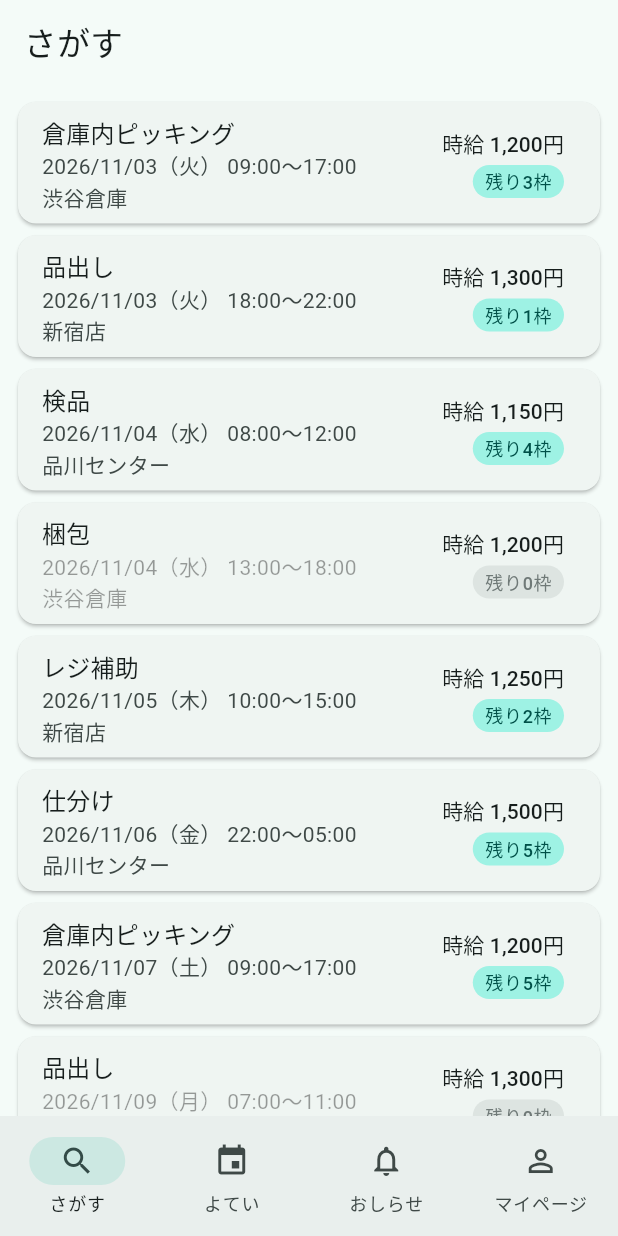
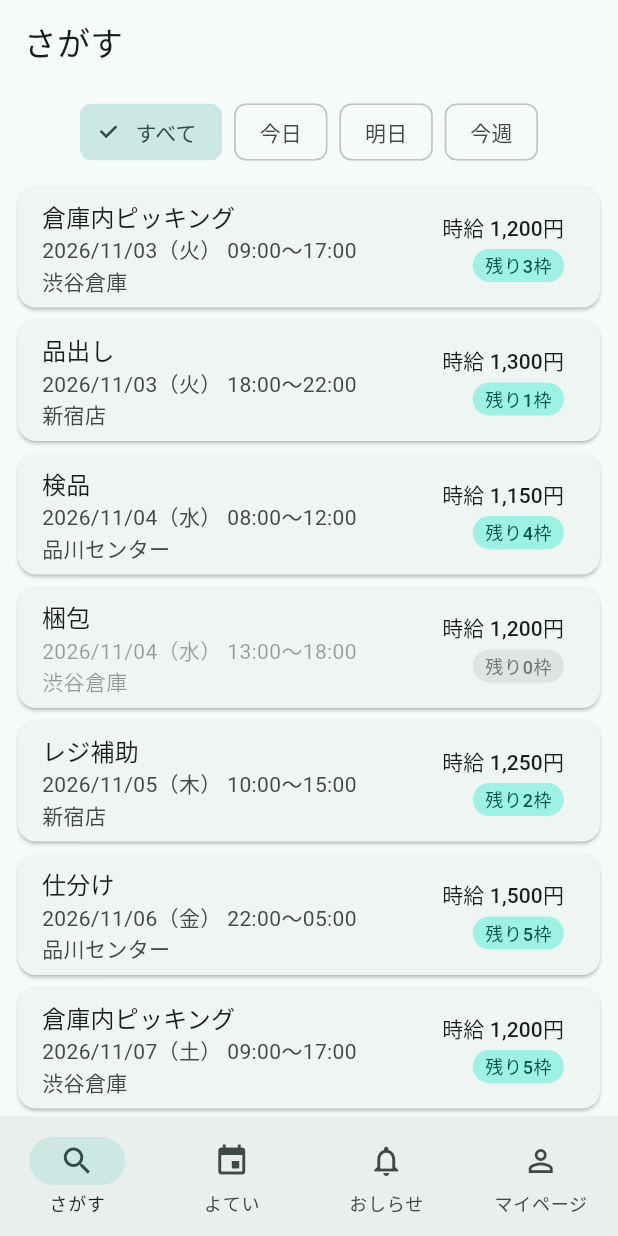
Before and after one commit to hata-junnosuke/next_team, a Flutter app: the screen it shows after launch, on a phone screen of 412 x 824 dp. Run offline on Flutter 3.47's test engine with Material 3 defaults, Android fonts, the phone set to English and light mode, and no system bars; our stand-ins replace go_router.

Commit message:
feat(mobile): issue #31 T6 日付チップ（すべて / 今日 / 明日 / 今週）の絞り込み
- presentation/date_filter.dart に DateFilter の enum を置き、選択肢を日付の範囲（レコード）に変える。Step 7 で API の date_from / date_to に渡せる形にする
- 今週は今日からその週の日曜まで
- JobListScreen を StatefulWidget にし、ChoiceChip で選んだものを setState で持つ。該当がなければ「該当する募集がありません」

Co-Authored-By: Claude Opus 5.5 <noreply@anthropic.com>

```diff
--- /dev/null
+++ b/mobile/lib/features/jobs/presentation/date_filter.dart
@@ -0,0 +1,42 @@
+// 募集一覧の日付の絞り込み（すべて / 今日 / 明日 / 今週）。
+// 選んだものを「日付の範囲（から・まで）」に変える。Step 7 では、この範囲を API の
+// date_from / date_to（docs/01 の 6.11）に渡して、絞り込みを API に任せる。
+//
+// enum: https://dart.dev/language/enums
+// レコード (a, b): https://dart.dev/language/records
+// switch 式: https://dart.dev/language/branches#switch-expressions
+
+// enum = 決まった選択肢だけを持つ型（TypeScript の 'all' | 'today' | ... のユニオン型に近い）。
+// Dart の enum はフィールドとメソッドを持てる（enhanced enum）。ここでは画面に出す文言 label を持たせる。
+enum DateFilter {
+  // 各値は、下のコンストラクタに label を渡して作る。
+  all('すべて'),
+  today('今日'),
+  tomorrow('明日'),
+  thisWeek('今週');
+
+  const DateFilter(this.label);
+
+  final String label;
+
+  // 日付の範囲を返す。すべてなら null（絞り込まない）。
+  // ({DateTime from, DateTime to}) は「レコード」= 名前付きの値を組にした使い捨ての型
+  // （TypeScript の { from: Date; to: Date } をその場で書くのに近い）。クラスを作るほどでもない組に使う。
+  ({DateTime from, DateTime to})? range(DateTime today) {
+    // switch 式: 値によって返す式を選ぶ（JavaScript の switch 文と違い、式なので値を返す）。
+    // enum の値を全部書かないとコンパイルエラーになるので、選択肢を足したときに書き忘れない。
+    return switch (this) {
+      DateFilter.all => null,
+      DateFilter.today => (from: today, to: today),
+      DateFilter.tomorrow => (
+        from: today.add(const Duration(days: 1)),
+        to: today.add(const Duration(days: 1)),
+      ),
+      // 今週 = 今日から、その週の日曜まで（weekday は 月曜 = 1 … 日曜 = 7）。
+      DateFilter.thisWeek => (
+        from: today,
+        to: today.add(Duration(days: DateTime.sunday - today.weekday)),
+      ),
+    };
+  }
+}
--- a/mobile/lib/features/jobs/presentation/job_list_screen.dart
+++ b/mobile/lib/features/jobs/presentation/job_list_screen.dart
@@ -1,33 +1,86 @@
 // 募集一覧の画面（さがす タブ）。パスは /jobs。
-// Next.js で言うと app/jobs/page.tsx に当たる。偽のリポジトリから募集を受け取って並べる。
+// Next.js で言うと app/jobs/page.tsx に当たる。上に日付のチップ、下に募集を並べる。
 //
 // ListView.builder: https://api.flutter.dev/flutter/widgets/ListView/ListView.builder.html
 // 長いリストの作例: https://docs.flutter.dev/cookbook/lists/long-lists
+// ChoiceChip: https://api.flutter.dev/flutter/material/ChoiceChip-class.html
 
 import 'package:flutter/material.dart';
 
 import '../data/fake_job_repository.dart';
+import 'date_filter.dart';
 import 'job_list_tile.dart';
 
-// 一覧は受け取ったデータを並べるだけで、自分では状態を持たないので Stateless にする。
-class JobListScreen extends StatelessWidget {
+// 「どのチップを選んでいるか」を覚えるので Stateful にする。
+// 下タブは indexedStack なので、ほかのタブに移って戻っても、選んだチップは残る。
+class JobListScreen extends StatefulWidget {
   const JobListScreen({super.key});
 
   @override
+  State<JobListScreen> createState() => _JobListScreenState();
+}
+
+class _JobListScreenState extends State<JobListScreen> {
+  // 選んでいるチップ。最初は「すべて」。
+  DateFilter _filter = DateFilter.all;
+
+  @override
   Widget build(BuildContext context) {
-    // 今は build のたびに偽のリポジトリから受け取る（同期で返るので軽い）。
-    // Step 4 で Riverpod の Provider に移し、Step 7 で API の呼び出し（非同期）に替える。
-    final jobs = const FakeJobRepository().fetchJobPostings();
+    // 今は build のたびに偽のリポジトリから受け取り、画面の中で絞り込む。
+    // Step 4 で Riverpod の Provider に移し、Step 7 で API の呼び出し（date_from / date_to つき）に替える。
+    final allJobs = const FakeJobRepository().fetchJobPostings();
+    final range = _filter.range(DateUtils.dateOnly(DateTime.now()));
+    // where: 条件に合うものだけを残す（JavaScript の filter）。toList() でリストに戻す。
+    // range が null（すべて）なら絞り込まない。
+    // !isBefore / !isAfter で「from 以上・to 以下」を書く（DateTime には >= がない）。
+    final jobs = range == null
+        ? allJobs
+        : allJobs
+              .where(
+                (job) =>
+                    !job.workDate.isBefore(range.from) &&
+                    !job.workDate.isAfter(range.to),
+              )
+              .toList();
 
     // 下タブは外枠（ScaffoldWithNavBar）の Scaffold が持つ。ここの Scaffold は上のバーと本文だけを持つ。
     return Scaffold(
       appBar: AppBar(title: const Text('さがす')),
-      // ListView.builder: 画面に見えている行だけを作るリスト（長くても軽い。React の仮想スクロールに近い）。
-      // itemBuilder は行の番号（index）を受け取って、その行の Widget を返す（jobs.map((job) => <JobListTile />) の 1 回分）。
-      body: ListView.builder(
-        padding: const EdgeInsets.all(8),
-        itemCount: jobs.length,
-        itemBuilder: (context, index) => JobListTile(job: jobs[index]),
+      body: Column(
+        children: [
+          Padding(
+            padding: const EdgeInsets.fromLTRB(8, 8, 8, 0),
+            // Wrap: 横に並べ、入りきらなければ折り返す（CSS の flex-wrap: wrap）。
+            child: Wrap(
+              spacing: 8,
+              children: [
+                // for を [ ] の中に書くと、要素を繰り返して並べられる（collection for。JSX の map に当たる）。
+                for (final filter in DateFilter.values)
+                  ChoiceChip(
+                    label: Text(filter.label),
+                    selected: filter == _filter,
+                    // チップを押したら、選んだものを state に入れて build をやり直す。
+                    // (_) は「引数を受け取るが使わない」印（ここでは選ばれたかどうかの bool）。
+                    onSelected: (_) => setState(() => _filter = filter),
+                  ),
+              ],
+            ),
+          ),
+          // Expanded: Column の残りの高さを全部リストに使う。
+          // ListView は高さが決まらないと描けないので、Column の中では Expanded で包む。
+          Expanded(
+            child: jobs.isEmpty
+                ? const Center(child: Text('該当する募集がありません'))
+                // ListView.builder: 画面に見えている行だけを作るリスト（長くても軽い。React の仮想スクロールに近い）。
+                // itemBuilder は行の番号（index）を受け取って、その行の Widget を返す（jobs.map((job) => <JobListTile />) の 1 回分）。
+                : ListView.builder(
+                    padding: const EdgeInsets.all(8),
+                    itemCount: jobs.length,
+                    itemBuilder: (context, index) =>
+                        JobListTile(job: jobs[index]),
+                  ),
+          ),
+        ],
       ),
     );
   }
```
